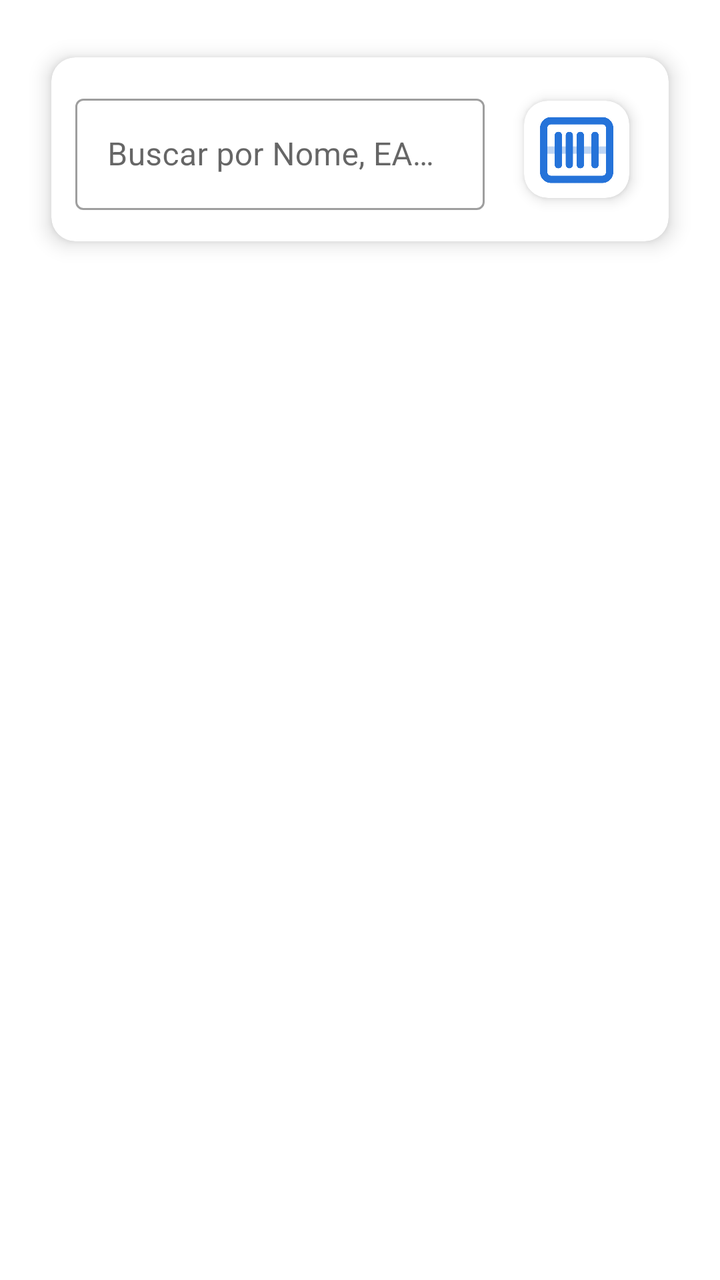
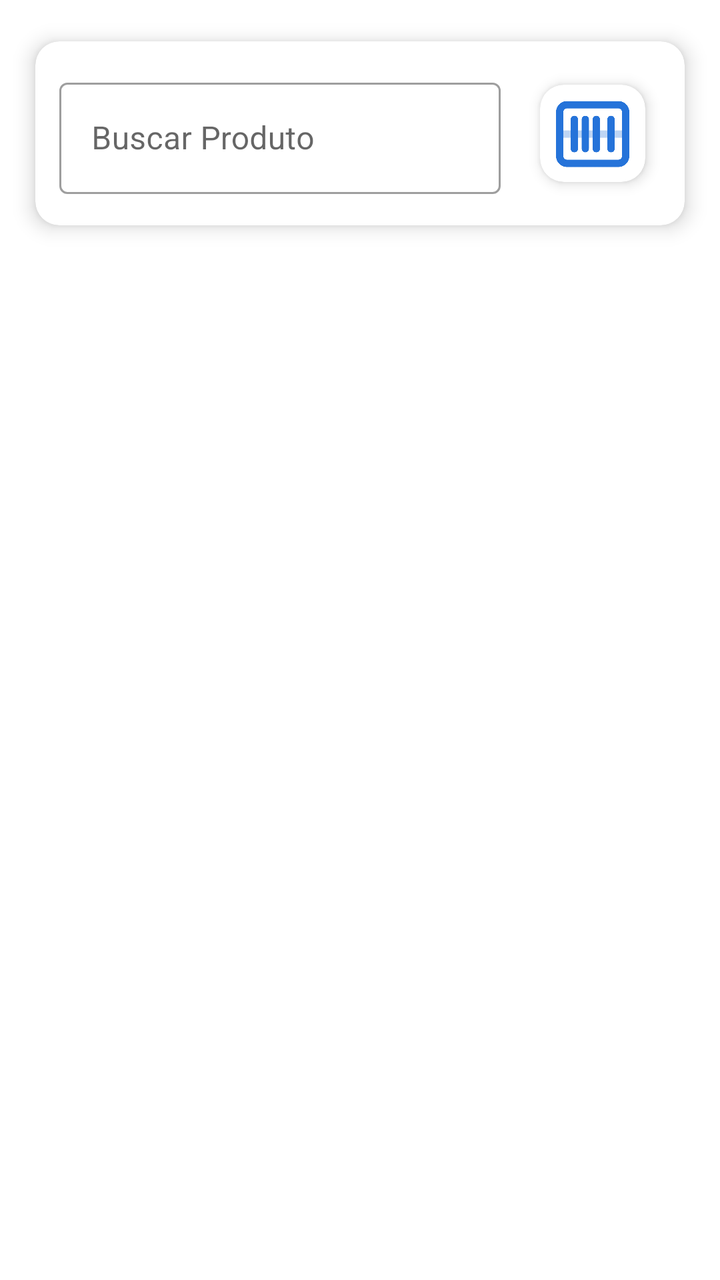

The first picture is an Android layout as it rendered before a commit; the second is the same layout after the commit. The layout source and the unified diff follow.
<!-- AndroidManifest.xml: application theme Theme.PistaLimpa -->
<!-- res/layout/fragment_consulta_produto.xml -->
<?xml version="1.0" encoding="utf-8"?>
<LinearLayout xmlns:android="http://schemas.android.com/apk/res/android"
    xmlns:app="http://schemas.android.com/apk/res-auto"
    android:layout_width="match_parent"
    android:layout_height="match_parent"
    android:orientation="vertical"
    android:clipChildren="false"
    android:clipToPadding="false"
    android:padding="16dp">

    
    <com.google.android.material.card.MaterialCardView
        android:layout_width="match_parent"
        android:layout_height="wrap_content"
        app:cardCornerRadius="12dp"
        app:cardElevation="6dp"
        app:cardUseCompatPadding="true">

        <LinearLayout
            android:layout_width="match_parent"
            android:layout_height="wrap_content"
            android:orientation="horizontal"
            android:gravity="center_vertical"
            android:padding="12dp"
            android:clipChildren="false"
            android:clipToPadding="false">

            <com.google.android.material.textfield.TextInputLayout
                android:id="@+id/tilBuscaGenerica"
                style="@style/Widget.MaterialComponents.TextInputLayout.OutlinedBox"
                android:layout_width="0dp"
                android:layout_height="wrap_content"
                android:layout_weight="1"
                android:hint="Buscar por Nome, EAN ou Endereço">

                <com.google.android.material.textfield.TextInputEditText
                    android:id="@+id/etBuscaGenerica"
                    android:layout_width="match_parent"
                    android:layout_height="wrap_content"
                    android:imeOptions="actionSearch"
                    android:inputType="text" />
            </com.google.android.material.textfield.TextInputLayout>

            <com.google.android.material.card.MaterialCardView
                android:id="@+id/cardScannerConsulta"
                android:layout_width="68dp"
                android:layout_height="68dp"
                android:layout_marginStart="12dp"
                app:cardCornerRadius="12dp"
                app:cardElevation="4dp"
                app:cardUseCompatPadding="true">

                <ImageButton
                    android:id="@+id/btnScannerConsulta"
                    android:layout_width="match_parent"
                    android:layout_height="match_parent"
                    android:padding="2dp"
                    android:scaleType="fitCenter"
                    android:contentDescription="Escanear EAN"
                    android:src="@drawable/leitor"
                    app:tint="?attr/colorPrimary"
                    android:background="?attr/selectableItemBackground" />
            </com.google.android.material.card.MaterialCardView>
        </LinearLayout>
    </com.google.android.material.card.MaterialCardView>

    
    <com.google.android.material.card.MaterialCardView
        android:id="@+id/cardDetalhesProduto"
        android:layout_width="match_parent"
        android:layout_height="wrap_content"
        android:layout_marginTop="8dp"
        android:visibility="gone"
        app:cardCornerRadius="8dp"
        app:cardElevation="3dp"
        app:cardUseCompatPadding="true">

        <LinearLayout
            android:layout_width="match_parent"
            android:layout_height="wrap_content"
            android:orientation="vertical"
            android:padding="16dp">

            <TextView
                android:id="@+id/tvNomeConsulta"
                android:layout_width="wrap_content"
                android:layout_height="wrap_content"
                android:textSize="18sp"
                android:textStyle="bold"
                android:textColor="@android:color/black" />

            <TextView
                android:id="@+id/tvEanConsulta"
                android:layout_width="wrap_content"
                android:layout_height="wrap_content"
                android:layout_marginTop="4dp"
                android:textSize="14sp" />

            <TextView
                android:id="@+id/tvQuantidadeConsulta"
                android:layout_width="wrap_content"
                android:layout_height="wrap_content"
                android:layout_marginTop="4dp"
                android:text="Quantidade Total: 0"
                android:textSize="15sp"
                android:textStyle="bold"
                android:textColor="@color/purple_500" />

            <TextView
                android:id="@+id/tvEnderecoConsulta"
                android:layout_width="wrap_content"
                android:layout_height="wrap_content"
                android:layout_marginTop="4dp"
                android:text="Endereço: Não Vinculado"
                android:textColor="#1976D2"
                android:textStyle="bold" />
        </LinearLayout>
    </com.google.android.material.card.MaterialCardView>

    <androidx.recyclerview.widget.RecyclerView
        android:id="@+id/rvResultadoBusca"
        android:layout_width="match_parent"
        android:layout_height="match_parent"
        android:layout_marginTop="4dp" />

</LinearLayout>
<!-- resources referenced by this layout -->
<resources>
  <color name="purple_500">#2573D9</color>
  <!-- drawable leitor: png bitmap (drawable, 13046 bytes) -->
  <style name="Theme.PistaLimpa" parent="Theme.MaterialComponents.DayNight.DarkActionBar">
          
          <item name="colorPrimary">@color/purple_500</item>
          <item name="colorPrimaryVariant">@color/purple_700</item>
          <item name="colorOnPrimary">@color/white</item>
          
          <item name="colorSecondary">@color/teal_200</item>
          <item name="colorSecondaryVariant">@color/teal_700</item>
          <item name="colorOnSecondary">@color/black</item>
          
          <item name="android:statusBarColor">?attr/colorPrimaryVariant</item>
          
      </style>
  <color name="purple_700">#2573D9</color>
  <color name="white">#F2F2F2</color>
  <color name="teal_200">#FF03DAC5</color>
  <color name="teal_700">#FF018786</color>
  <color name="black">#FF000000</color>
</resources>

<!-- the commit's change to res/layout/fragment_consulta_produto.xml (unified diff, before → after) -->
@@ -6,7 +6,7 @@
     android:orientation="vertical"
     android:clipChildren="false"
     android:clipToPadding="false"
-    android:padding="16dp">
+    android:padding="8dp">
 
     
     <com.google.android.material.card.MaterialCardView
@@ -31,7 +31,7 @@
                 android:layout_width="0dp"
                 android:layout_height="wrap_content"
                 android:layout_weight="1"
-                android:hint="Buscar por Nome, EAN ou Endereço">
+                android:hint="Buscar Produto">
 
                 <com.google.android.material.textfield.TextInputEditText
                     android:id="@+id/etBuscaGenerica"
